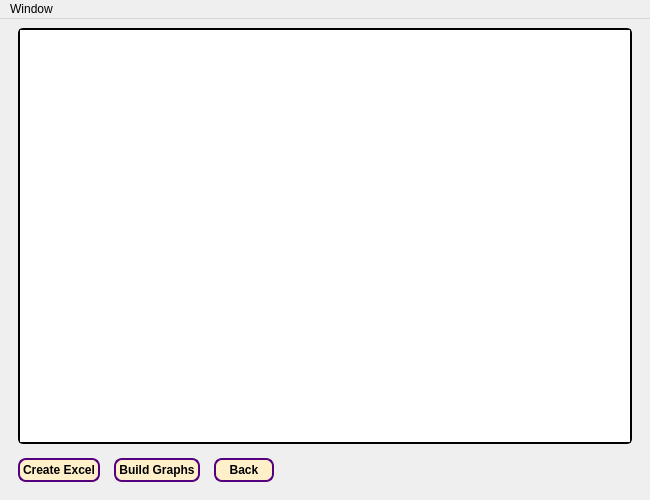
The window that QT_GUI/VROszicarGUI.ui (Babaykaa/VaspReader) describes before a commit, drawn with Qt 5.
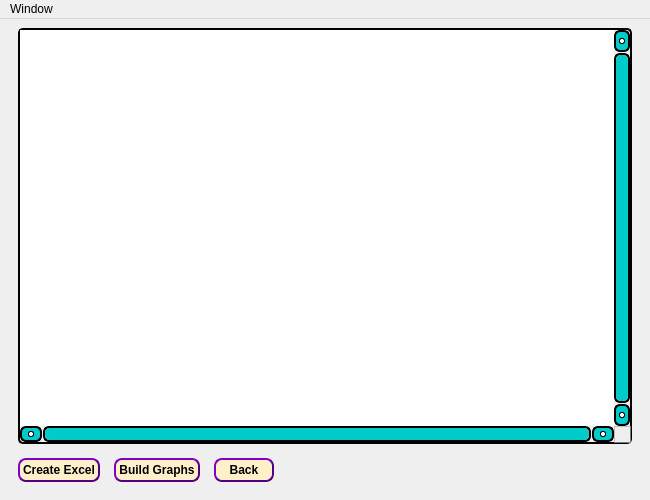
The same window after the commit. Icons and pictures are not drawn.

The edit to the form file:
```diff
--- a/QT_GUI/VROszicarGUI.ui
+++ b/QT_GUI/VROszicarGUI.ui
@@ -24,29 +24,13 @@
     <normaloff>:/VRlogo/VR-logo.ico</normaloff>:/VRlogo/VR-logo.ico</iconset>
   </property>
   <property name="styleSheet">
-   <string notr="true">QLineEdit{
-  border-radius: 8px;
-  border: 2px solid #000000;
-  padding: 3px 3px;
-}
-QLineEdit:focus {
-  border: 3px solid rgb(75, 75, 75);
-}
-QLineEdit:disabled {
-border-radius: 8px;
-padding: 3px 3px;  
-border: 2px solid rgb(75, 75, 75);
-background-color:rgb(150, 150, 150);
-}
-QLineEdit::placeholder {
-  color: #000000;
-}
-QPushButton {
+   <string notr="true">QPushButton {
   background-color: rgb(255, 240, 202);
   color: black;
   font-weight: 600;
   border-radius: 8px;
   border: 2px solid rgb(85, 0, 127);
+  border-style: outset;
   padding: 3px 3px;
   margin-top: 0px;
   outline: 0px;
@@ -61,6 +45,7 @@
 background-color:rgb(150, 150, 150);
 margin-top: 0px;
 outline: 0px;
+border-style: outset;
 }
 QPushButton:hover {
   background-color: rgb(255, 212, 137);
@@ -70,76 +55,108 @@
 background-color: white;
 border: 3px solid #000000
 }
-QComboBox {
-  border-radius: 8px;
-  border: 2px solid #000000;
-  padding: 3px 3px;
-}
-QComboBox:disabled {
-border-radius: 8px;
-padding: 3px 3px;
-border-radius: 8px;
-border: 2px solid rgb(75, 75, 75);
-background-color:rgb(150, 150, 150);
-}
-QComboBox::drop-down {
-  width: 18px;
-  height:22px;
-  padding: 0px 1px;
-  border: 1px solid #000000;
-  border-radius: 8px;
-}
-QComboBox::down-arrow {
-  image: url(:/down-arrow_ico/down-arrow.ico);
-  width: 18px;
-  height:22px;
-}
-QComboBox::down-arrow:hover {
-    width: 18px;
-    height:22px;
-    padding: 0px 1px;
-    border: 1px solid #000000;
-    border-radius: 8px;
-	background-color: rgb(255, 229, 162);
-}
-QComboBox::down-arrow:pressed {
-    width: 18px;
-    height:22px;
-    padding: 0px 1px;
-    border: 0px solid #000000;
-    border-radius: 8px;
-	background-color: rgb(255, 232, 216);
-}
-QComboBox:pressed {
-	background-color: rgb(255, 250, 237);
-}
 QFrame{
   border: 2px solid #000000;
   border-radius: 5px;
 }
-QScrollArea{border: none;}
-QScrollBar{background: white; border-radius: 5px;}
-QScrollBar:horizontal{height: 8px;}
-QScrollBar:vertical{width: 8px; background:white;}
-QScrollBar::handle{background: rgb(0, 203, 203); border-radius: 4px; width: 4px}
-QScrollBar::handle:horizontal{height: 25px; min-width: 10px;}
-QScrollBar::handle:vertical{width: 25px; min-height: 10px;}
-QScrollBar::add-line{border: none;background: none;}
-QScrollBar::sub-line{border: none; background: none;}
-QLabel{
-background-color: rgb(255, 240, 202);
-color: black;
-font-weight: 600;
-height:28px;}
-QCheckBox{
-  border-radius: 6px;
-  border: 2px solid #000000;
-  padding: 3px 3px;
+QScrollBar:vertical {
+    border-radius: 6px;
+    border: 2px solid rgb(0, 0, 0);
+	color: rgb(0, 0, 0);
+    background: rgb(182, 182, 182);
+    width: 16px;
+    margin: 23px 0 23px 0;
 }
-QRadioButton{
-  border-radius: 6px;
-  border: 2px solid #000000;
-  padding: 3px 3px;
+QScrollBar::handle:vertical {
+    background: rgb(0, 203, 203);
+    min-height: 18px;
+    border-radius: 5px;
+}
+QScrollBar::handle:hover:vertical {
+    background: rgb(255, 255, 255);
+}
+QScrollBar::add-line:vertical {
+    border: 1.5px solid rgb(0, 0, 0);
+    border-radius: 6px;
+    background: rgb(0, 203, 203);
+    height: 18px;
+    subcontrol-position: bottom;
+    subcontrol-origin: margin;
+}
+QScrollBar::sub-line:vertical {
+    border: 1.5px solid rgb(0, 0, 0);
+    border-radius: 6px;
+    background: rgb(0, 203, 203);
+    height: 18px;
+    subcontrol-position: top;
+    subcontrol-origin: margin;
+}
+QScrollBar::add-line:hover:vertical, QScrollBar::sub-line:hover:vertical {
+    background: rgb(255, 255, 255);
+}
+QScrollBar::up-arrow:vertical, QScrollBar::down-arrow:vertical {
+    border: 1px solid rgb(0, 0, 0);
+    border-radius: 2px;
+    width: 3.5px;
+    height: 3.5px;
+    background: rgb(255, 255, 255);
+}
+QScrollBar::up-arrow:vertical:hover, QScrollBar::down-arrow:vertical:hover {
+    background: rgb(0, 203, 203);
+}
+
+QScrollBar::add-page:vertical, QScrollBar::sub-page:vertical {
+    background: none;
+}
+
+QScrollBar:horizontal {
+    border-radius: 6px;
+    border: 2px solid rgb(0, 0, 0);
+	color: rgb(0, 0, 0);
+    background: rgb(182, 182, 182);
+    height: 16px;
+    margin: 0 23px 0 23px;
+}
+QScrollBar::handle:horizontal {
+    background: rgb(0, 203, 203);
+    min-width: 18px;
+    border-radius: 5px;
+}
+QScrollBar::handle:hover:horizontal {
+    background: rgb(255, 255, 255);
+}
+QScrollBar::add-line:horizontal {
+    border: 1.5px solid rgb(0, 0, 0);
+    border-radius: 6px;
+    background: rgb(0, 203, 203);
+    width: 18px;
+    subcontrol-position: right;
+    subcontrol-origin: margin;
+}
+QScrollBar::sub-line:horizontal {
+    border: 1.5px solid rgb(0, 0, 0);
+    border-radius: 6px;
+    background: rgb(0, 203, 203);
+    width: 18px;
+    subcontrol-position: left;
+    subcontrol-origin: margin;
+}
+QScrollBar::add-line:hover:horizontal, QScrollBar::sub-line:hover:horizontal {
+    background: rgb(255, 255, 255);
+}
+QScrollBar::left-arrow:horizontal, QScrollBar::right-arrow:horizontal {
+    border: 1px solid rgb(0, 0, 0);
+    border-radius: 2px;
+    width: 3.5px;
+    height: 3.5px;
+    background: rgb(255, 255, 255);
+}
+QScrollBar::left-arrow:horizontal:hover, QScrollBar::right-arrow:horizontal:hover {
+    background: rgb(0, 203, 203);
+}
+
+QScrollBar::add-page:horizontal, QScrollBar::sub-page:horizontal {
+    background: none;
 }</string>
   </property>
   <widget class="QWidget" name="OszicarMainWidget">
@@ -160,7 +177,20 @@
      <number>18</number>
     </property>
     <item>
-     <widget class="QTableWidget" name="OszicarTableView"/>
+     <widget class="QTableWidget" name="OszicarTableView">
+      <property name="verticalScrollBarPolicy">
+       <enum>Qt::ScrollBarAlwaysOn</enum>
+      </property>
+      <property name="horizontalScrollBarPolicy">
+       <enum>Qt::ScrollBarAlwaysOn</enum>
+      </property>
+      <property name="autoScroll">
+       <bool>true</bool>
+      </property>
+      <property name="alternatingRowColors">
+       <bool>false</bool>
+      </property>
+     </widget>
     </item>
     <item>
      <layout class="QHBoxLayout" name="BottomLayout" stretch="1,1,1,6">
```
Left out of the diff: 6 changed lines with no effect on the pictures.
